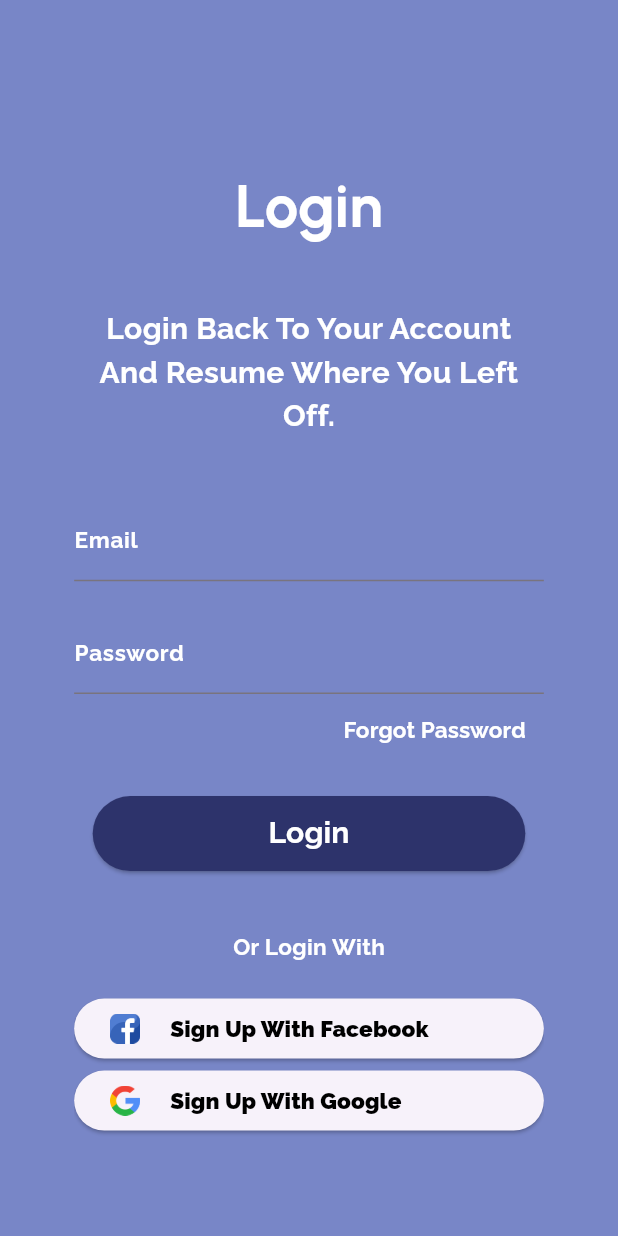
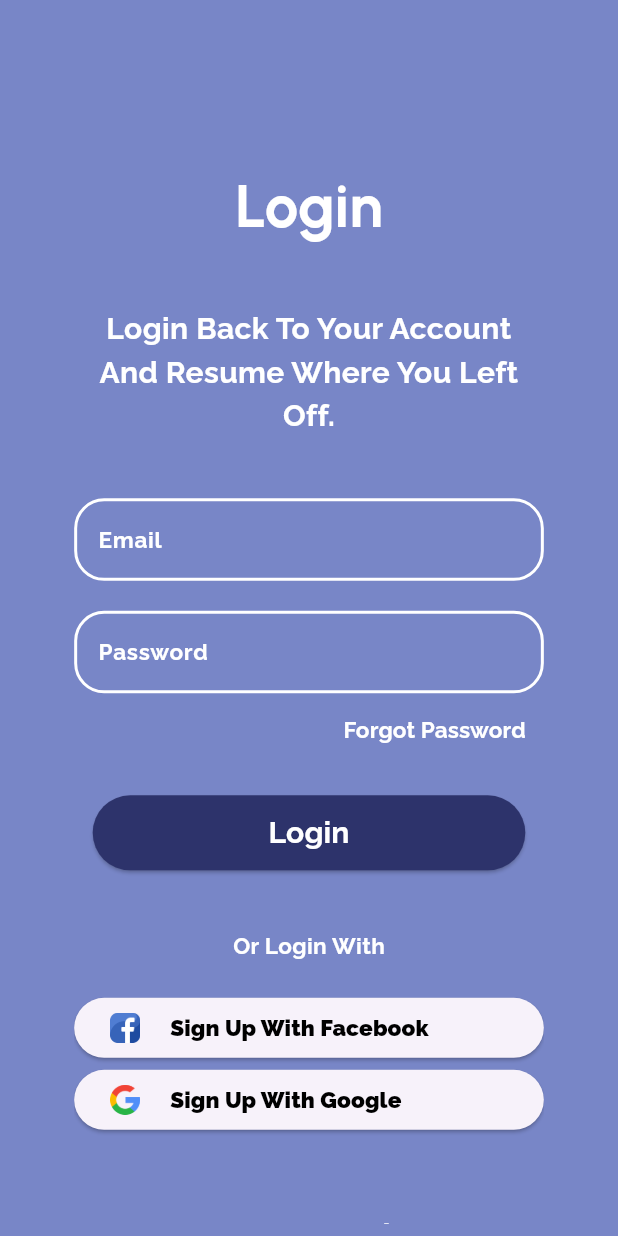
Before and after one commit to Datrix001/EmployeeRegistration, a Flutter app: the screen it shows after launch, after a tap on "Sign In", on a phone screen of 412 x 824 dp. Run offline on Flutter 3.47's test engine with Material 3 defaults, Android fonts, the light colour scheme and no system bars; our stand-ins replace cloud_firestore, firebase_core; accounts and stored records are empty.

Commit message:
Finalized login ui

```diff
--- a/lib/styles/textField.dart
+++ b/lib/styles/textField.dart
@@ -9,11 +9,33 @@ class NormField {
 
   Widget normal() {
     return TextField(
+      style: AppText.body1Style(),
       decoration: InputDecoration(
         labelText: label,
         hintText: hint,
         hintStyle : AppText.body1Style(),
         labelStyle: AppText.body1Style(),
+        border: OutlineInputBorder(
+          borderRadius: BorderRadius.circular(20),
+          borderSide: BorderSide(
+            color: Colors.white,
+            width: 2
+          )
+        ),
+        focusedBorder: OutlineInputBorder(
+          borderRadius: BorderRadius.circular(20),
+          borderSide: BorderSide(
+            color: Colors.white,
+            width: 2
+          ),
+        ),
+        enabledBorder: OutlineInputBorder(
+          borderRadius: BorderRadius.circular(20),
+          borderSide: BorderSide(
+            color: Colors.white,
+            width: 2
+          ),
+        ),
       ),
     );
   }
```
